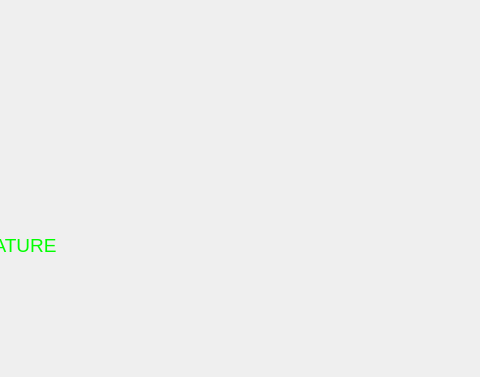
Before: the Qt Designer form iDom_Client/idom_client.ui in cyniu88/QT_kurs, drawn with Qt 5; both pictures show x 182 to 662 and y 0 to 377 of the 855 by 907 pixel window.
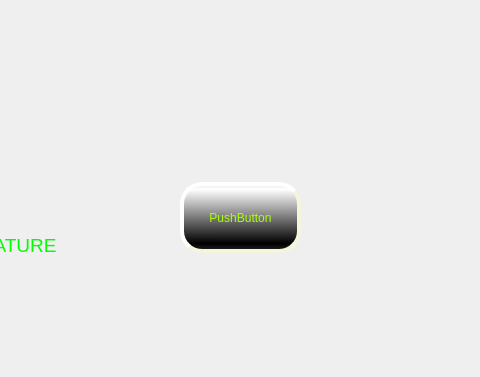
After: the same form once the commit is applied. The open tabs and pages were chosen to show the change. Icons and pictures are not drawn.

The edit to the form file:
```diff
--- a/iDom_Client/idom_client.ui
+++ b/iDom_Client/idom_client.ui
@@ -2377,6 +2377,29 @@
          </item>
         </layout>
        </widget>
+       <widget class="QPushButton" name="pushButton_22">
+        <property name="geometry">
+         <rect>
+          <x>360</x>
+          <y>130</y>
+          <width>121</width>
+          <height>71</height>
+         </rect>
+        </property>
+        <property name="styleSheet">
+         <string notr="true">
+color: rgb(170, 255, 0);
+background-color: qlineargradient(spread:reflect, x1:0.782146, y1:0.886, x2:0.780899, y2:0.079, stop:0 rgba(0, 0, 0, 255), stop:1 rgba(255, 255, 255, 255));
+ border-style: outset;
+    border-width: 4px;
+border-color: rgb(255, 255, 255);
+    border-radius: 22px;
+    border-color: beige;</string>
+        </property>
+        <property name="text">
+         <string>PushButton</string>
+        </property>
+       </widget>
       </widget>
      </widget>
     </item>
```
Left out of the diff: 2 changed lines with no effect on the pictures.
